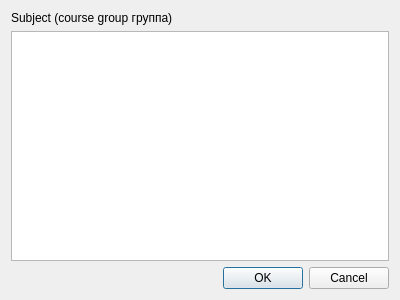
The window that SubjectSchedule.ui (sarum9in/Schedule) describes before a commit, drawn with Qt 5.
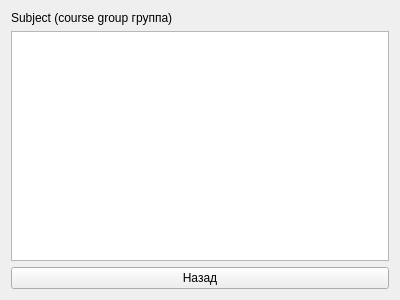
The same window after the commit.

Commit message: SubjectListEdit: SubjectSchedule interaction implementation.

Patch:
```diff
--- a/SubjectSchedule.ui
+++ b/SubjectSchedule.ui
@@ -1,7 +1,7 @@
 <?xml version="1.0" encoding="UTF-8"?>
 <ui version="4.0">
  <class>SubjectSchedule</class>
- <widget class="QDialog" name="SubjectSchedule">
+ <widget class="QWidget" name="SubjectSchedule">
   <property name="geometry">
    <rect>
     <x>0</x>
@@ -14,16 +14,6 @@
    <string>Dialog</string>
   </property>
   <layout class="QGridLayout" name="gridLayout">
-   <item row="2" column="0">
-    <widget class="QDialogButtonBox" name="buttonBox">
-     <property name="orientation">
-      <enum>Qt::Horizontal</enum>
-     </property>
-     <property name="standardButtons">
-      <set>QDialogButtonBox::Cancel|QDialogButtonBox::Ok</set>
-     </property>
-    </widget>
-   </item>
    <item row="1" column="0">
     <widget class="QTableView" name="scheduleTable"/>
    </item>
@@ -34,6 +24,13 @@
      </property>
     </widget>
    </item>
+   <item row="2" column="0">
+    <widget class="QPushButton" name="backwardButton">
+     <property name="text">
+      <string>Назад</string>
+     </property>
+    </widget>
+   </item>
   </layout>
  </widget>
  <resources/>
```
Left out of the diff: 36 changed lines with no effect on the pictures. The commit also changes 3 other files.
